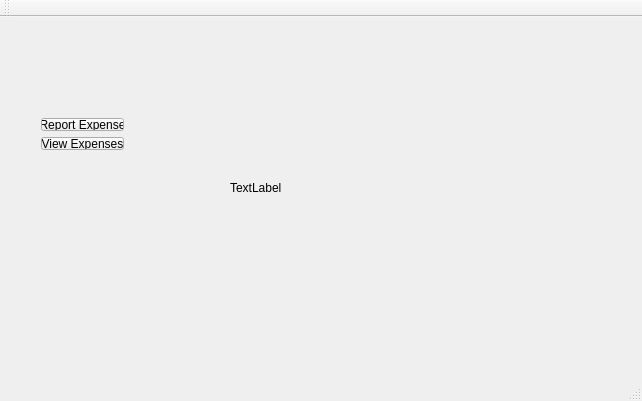
Old version of the form mainwindow.ui in the repository javimgit1224/quickbee.
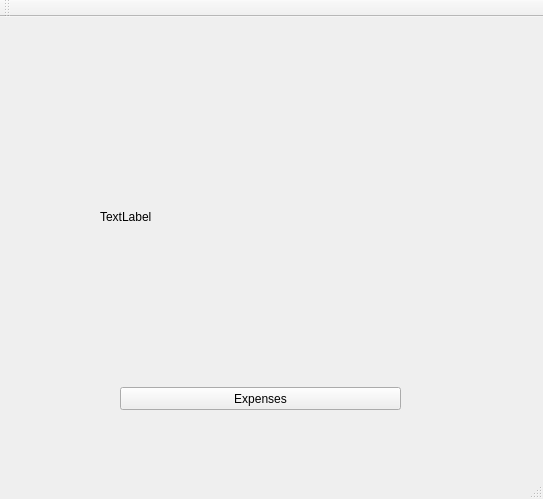
New version of the form.

The edit to the form file:
```diff
--- a/mainwindow.ui
+++ b/mainwindow.ui
@@ -6,53 +6,40 @@
    <rect>
     <x>0</x>
     <y>0</y>
-    <width>642</width>
-    <height>401</height>
+    <width>543</width>
+    <height>499</height>
    </rect>
   </property>
   <property name="windowTitle">
    <string>MainWindow</string>
   </property>
   <widget class="QWidget" name="centralWidget">
-   <widget class="QWidget" name="layoutWidget">
-    <property name="geometry">
-     <rect>
-      <x>30</x>
-      <y>90</y>
-      <width>105</width>
-      <height>54</height>
-     </rect>
-    </property>
-    <layout class="QVBoxLayout" name="verticalLayout">
-     <item>
-      <widget class="QPushButton" name="pushButton">
-       <property name="text">
-        <string>Report Expense</string>
-       </property>
-      </widget>
-     </item>
-     <item>
-      <widget class="QPushButton" name="pushButton_2">
-       <property name="text">
-        <string>View Expenses</string>
-       </property>
-      </widget>
-     </item>
-    </layout>
-   </widget>
    <widget class="QLabel" name="label">
     <property name="geometry">
      <rect>
-      <x>230</x>
-      <y>20</y>
-      <width>391</width>
-      <height>301</height>
+      <x>100</x>
+      <y>40</y>
+      <width>329</width>
+      <height>319</height>
      </rect>
     </property>
     <property name="text">
      <string>TextLabel</string>
     </property>
    </widget>
+   <widget class="QPushButton" name="pushButton">
+    <property name="geometry">
+     <rect>
+      <x>120</x>
+      <y>370</y>
+      <width>281</width>
+      <height>23</height>
+     </rect>
+    </property>
+    <property name="text">
+     <string>Expenses</string>
+    </property>
+   </widget>
   </widget>
   <widget class="QMenuBar" name="menuBar">
    <property name="geometry">
```
Left out of the diff: 4 changed lines with no effect on the pictures.
